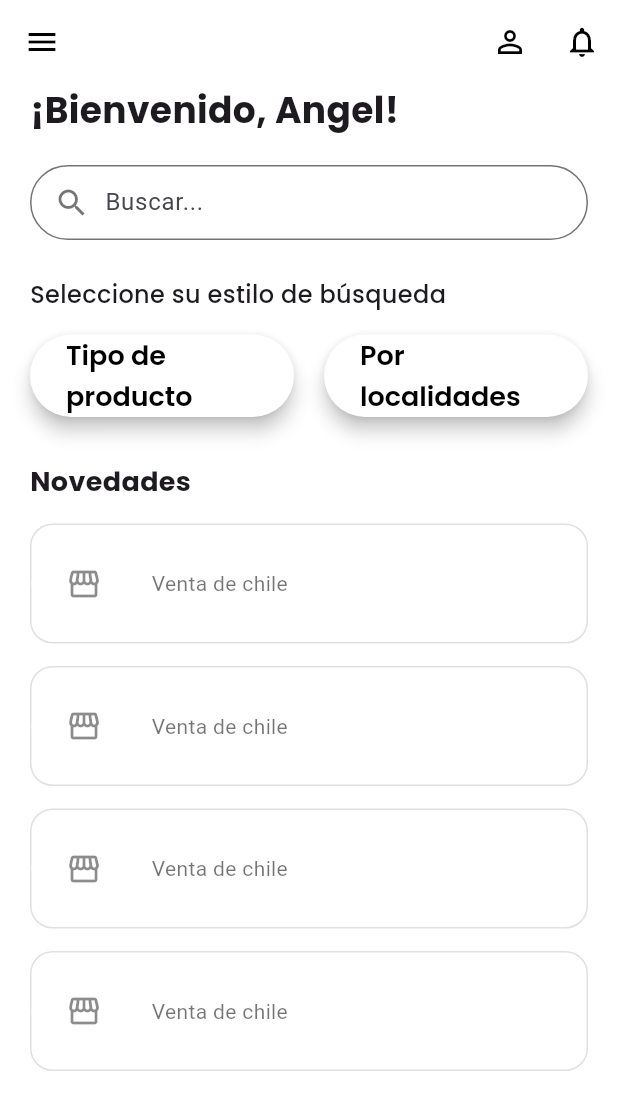
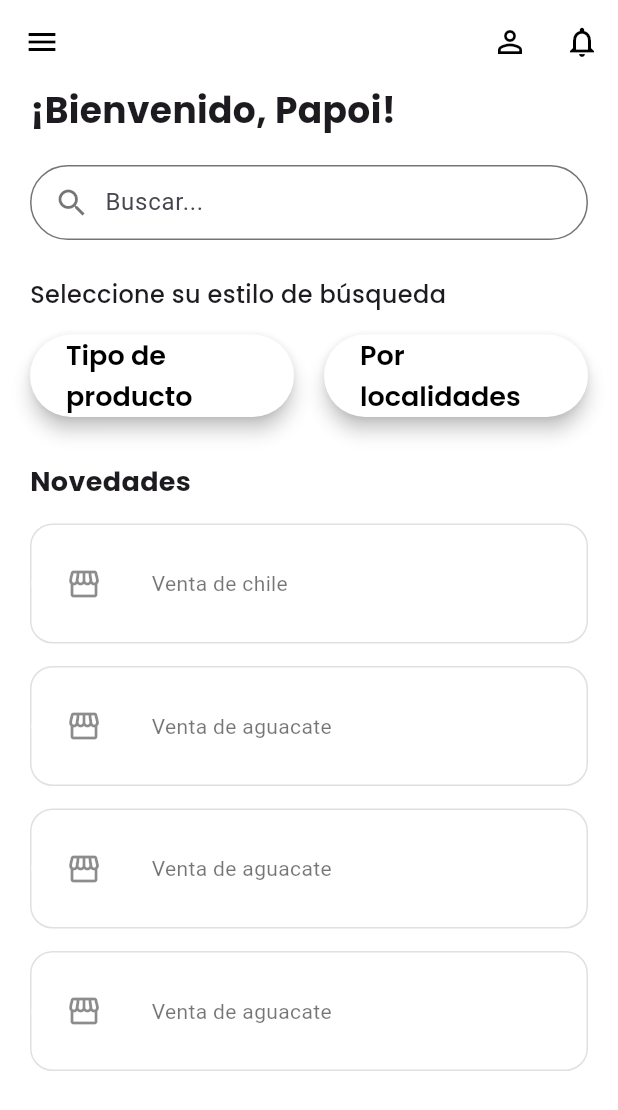
Before and after one commit to AlexRoman18/luumil_app, a Flutter app: the PantallaInicio screen opened directly, on a phone screen of 412 x 824 dp. Shown: the top 1110 px of the screen. Run offline on Flutter 3.47's test engine with Material 3 defaults, Android fonts, the phone set to English and light mode, and no system bars; our stand-ins replace go_router, google_fonts.

Commit message:
arreglo de desbordamiento

```diff
--- a/lib/screens/pantallainicio_screen.dart
+++ b/lib/screens/pantallainicio_screen.dart
@@ -52,7 +52,7 @@ class PantallaInicio extends StatelessWidget {
             children: [
               // Título de bienvenida
               Text(
-                '¡Bienvenido, Angel!',
+                '¡Bienvenido, Papoi!',
                 style: GoogleFonts.poppins(
                   fontSize: 24,
                   fontWeight: FontWeight.bold,
@@ -149,7 +149,7 @@ class PantallaInicio extends StatelessWidget {
               // Lista de tarjetas de novedades
               Column(
                 children: List.generate(
-                  4,
+                  1,
                   (index) => Container(
                     margin: const EdgeInsets.only(bottom: 15),
                     height: 80,
@@ -184,6 +184,46 @@ class PantallaInicio extends StatelessWidget {
                     ),
                   ),
                 ),
+          ),
+
+          // Segunda lista de novedades
+          Column(
+            children: List.generate(
+              3,
+              (index) => Container(
+                    margin: const EdgeInsets.only(bottom: 15),
+                    height: 80,
+                    decoration: BoxDecoration(
+                      border: Border.all(color: Colors.black12),
+                      borderRadius: BorderRadius.circular(15),
+                    ),
+                    child: Row(
+                      children: [
+                        Container(
+                          width: 70,
+                          decoration: const BoxDecoration(
+                            color: Color.fromARGB(255, 255, 255, 255),
+                            borderRadius: BorderRadius.only(
+                              topLeft: Radius.circular(15),
+                              bottomLeft: Radius.circular(15),
+                            ),
+                          ),
+                          child: const Icon(
+                            Icons.storefront,
+                            color: Colors.black45,
+                          ),
+                        ),
+                        const SizedBox(width: 10),
+                        const Expanded(
+                          child: Text(
+                            'Venta de aguacate',
+                            style: TextStyle(color: Colors.black54),
+                          ),
+                        ),
+                      ],
+                    ),
+                  ),
+                ),
               ),
             ],
           ),
--- a/lib/widgets/product_card.dart
+++ b/lib/widgets/product_card.dart
@@ -67,7 +67,8 @@ class ProductCard extends StatelessWidget {
                   // Botones
                   Row(
                     children: [
-                      ElevatedButton(
+                      Expanded(
+                        child: ElevatedButton(
                           onPressed: () {
                             Navigator.push(
                               context,
@@ -85,8 +86,10 @@ class ProductCard extends StatelessWidget {
                           ),
                           child: const Text("Ver más"),
                         ),
+                      ),
                       const SizedBox(width: 8),
-                      ElevatedButton(
+                      Expanded(
+                        child: ElevatedButton(
                           onPressed: () {
                             Navigator.push(
                               context,
@@ -100,9 +103,14 @@ class ProductCard extends StatelessWidget {
                             foregroundColor: Colors.white, // 👈 texto blanco
                             shape: RoundedRectangleBorder(
                               borderRadius: BorderRadius.circular(20),
+
                             ),
                           ),
-                        child: const Text("Ir al perfil de la tienda"),
+                          child: const Text( "Ir al perfil de la tienda" ,style: TextStyle(
+                            fontSize: 12
+                          ),),
+
+                        ),
                       ),
                     ],
                   ),
```
Also changed, not shown: pubspec.lock. Lines whose indentation alone changed are shown as unchanged.
